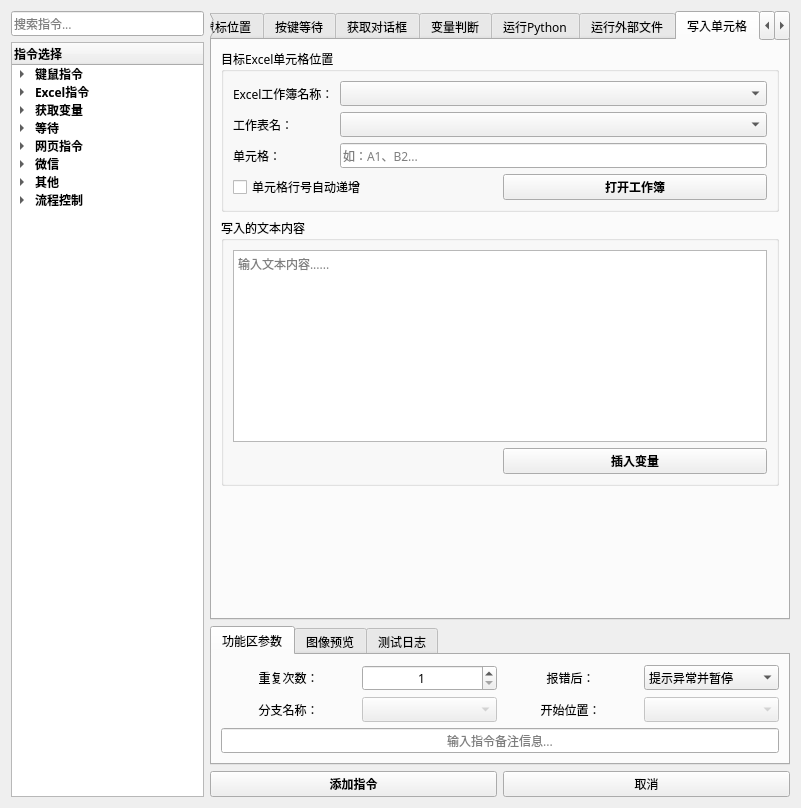
Above: 窗体/导航窗口.ui from FsterThanLight/automatic_clicker_2 before the change. Below: the same form after it.
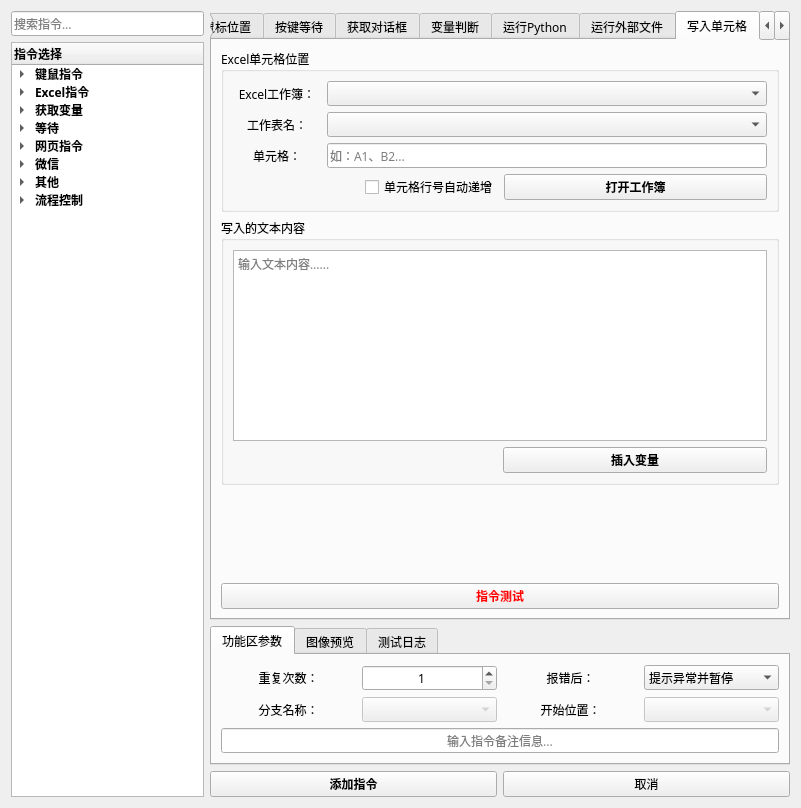
That is the form after the change. The open tabs and pages were chosen to show the change. Icons and pictures are not drawn.

Commit message: 2024年05月17日 17:40:49 修复写入单元格指令

Diff of the .ui file:
```diff
--- a/窗体/导航窗口.ui
+++ b/窗体/导航窗口.ui
@@ -7611,17 +7611,22 @@
          <item>
           <widget class="QGroupBox" name="groupBox_53">
            <property name="title">
-            <string>目标Excel单元格位置</string>
+            <string>Excel单元格位置</string>
            </property>
-           <layout class="QGridLayout" name="gridLayout_57">
-            <item row="0" column="0" colspan="2">
+           <layout class="QVBoxLayout" name="verticalLayout_50">
+            <item>
+             <layout class="QGridLayout" name="gridLayout_57" columnstretch="1,5">
+              <item row="0" column="0">
              <widget class="QLabel" name="label_150">
               <property name="text">
-               <string>Excel工作簿名称：</string>
+                 <string>Excel工作簿：</string>
+                </property>
+                <property name="alignment">
+                 <set>Qt::AlignCenter</set>
               </property>
              </widget>
             </item>
-            <item row="0" column="2">
+              <item row="0" column="1">
              <widget class="QComboBox" name="comboBox_57"/>
             </item>
             <item row="1" column="0">
@@ -7629,9 +7634,12 @@
               <property name="text">
                <string>工作表名：</string>
               </property>
-             </widget>
-            </item>
-            <item row="1" column="2">
+                <property name="alignment">
+                 <set>Qt::AlignCenter</set>
+                </property>
+               </widget>
+              </item>
+              <item row="1" column="1">
              <widget class="QComboBox" name="comboBox_58"/>
             </item>
             <item row="2" column="0">
@@ -7639,17 +7647,35 @@
               <property name="text">
                <string>单元格：</string>
               </property>
-             </widget>
-            </item>
-            <item row="2" column="2">
+                <property name="alignment">
+                 <set>Qt::AlignCenter</set>
+                </property>
+               </widget>
+              </item>
+              <item row="2" column="1">
              <widget class="QLineEdit" name="lineEdit_28">
               <property name="placeholderText">
                <string>如：A1、B2...</string>
               </property>
              </widget>
             </item>
-            <item row="3" column="0" colspan="3">
-             <layout class="QHBoxLayout" name="horizontalLayout_21" stretch="0,0">
+             </layout>
+            </item>
+            <item>
+             <layout class="QHBoxLayout" name="horizontalLayout_21" stretch="1,1,2">
+              <item>
+               <spacer name="horizontalSpacer_21">
+                <property name="orientation">
+                 <enum>Qt::Horizontal</enum>
+                </property>
+                <property name="sizeHint" stdset="0">
+                 <size>
+                  <width>40</width>
+                  <height>20</height>
+                 </size>
+                </property>
+               </spacer>
+              </item>
               <item>
                <widget class="QCheckBox" name="checkBox_10">
                 <property name="text">
@@ -7732,6 +7758,111 @@
            </property>
           </spacer>
          </item>
+         <item>
+          <widget class="QPushButton" name="pushButton_59">
+           <property name="palette">
+            <palette>
+             <active>
+              <colorrole role="WindowText">
+               <brush brushstyle="SolidPattern">
+                <color alpha="255">
+                 <red>255</red>
+                 <green>0</green>
+                 <blue>0</blue>
+                </color>
+               </brush>
+              </colorrole>
+              <colorrole role="Text">
+               <brush brushstyle="SolidPattern">
+                <color alpha="255">
+                 <red>255</red>
+                 <green>0</green>
+                 <blue>0</blue>
+                </color>
+               </brush>
+              </colorrole>
+              <colorrole role="ButtonText">
+               <brush brushstyle="SolidPattern">
+                <color alpha="255">
+                 <red>255</red>
+                 <green>0</green>
+                 <blue>0</blue>
+                </color>
+               </brush>
+              </colorrole>
+             </active>
+             <inactive>
+              <colorrole role="WindowText">
+               <brush brushstyle="SolidPattern">
+                <color alpha="255">
+                 <red>255</red>
+                 <green>0</green>
+                 <blue>0</blue>
+                </color>
+               </brush>
+              </colorrole>
+              <colorrole role="Text">
+               <brush brushstyle="SolidPattern">
+                <color alpha="255">
+                 <red>255</red>
+                 <green>0</green>
+                 <blue>0</blue>
+                </color>
+               </brush>
+              </colorrole>
+              <colorrole role="ButtonText">
+               <brush brushstyle="SolidPattern">
+                <color alpha="255">
+                 <red>255</red>
+                 <green>0</green>
+                 <blue>0</blue>
+                </color>
+               </brush>
+              </colorrole>
+             </inactive>
+             <disabled>
+              <colorrole role="WindowText">
+               <brush brushstyle="SolidPattern">
+                <color alpha="255">
+                 <red>120</red>
+                 <green>120</green>
+                 <blue>120</blue>
+                </color>
+               </brush>
+              </colorrole>
+              <colorrole role="Text">
+               <brush brushstyle="SolidPattern">
+                <color alpha="255">
+                 <red>120</red>
+                 <green>120</green>
+                 <blue>120</blue>
+                </color>
+               </brush>
+              </colorrole>
+              <colorrole role="ButtonText">
+               <brush brushstyle="SolidPattern">
+                <color alpha="255">
+                 <red>120</red>
+                 <green>120</green>
+                 <blue>120</blue>
+                </color>
+               </brush>
+              </colorrole>
+             </disabled>
+            </palette>
+           </property>
+           <property name="font">
+            <font>
+             <family>微软雅黑</family>
+             <weight>75</weight>
+             <bold>true</bold>
+            </font>
+           </property>
+           <property name="text">
+            <string>指令测试</string>
+           </property>
+          </widget>
+         </item>
         </layout>
        </widget>
        <widget class="QWidget" name="tab_40">
```
Left out of the diff: 4 changed lines with no effect on the pictures. Lines whose indentation alone changed are shown as unchanged. The commit also changes 5 other files.
